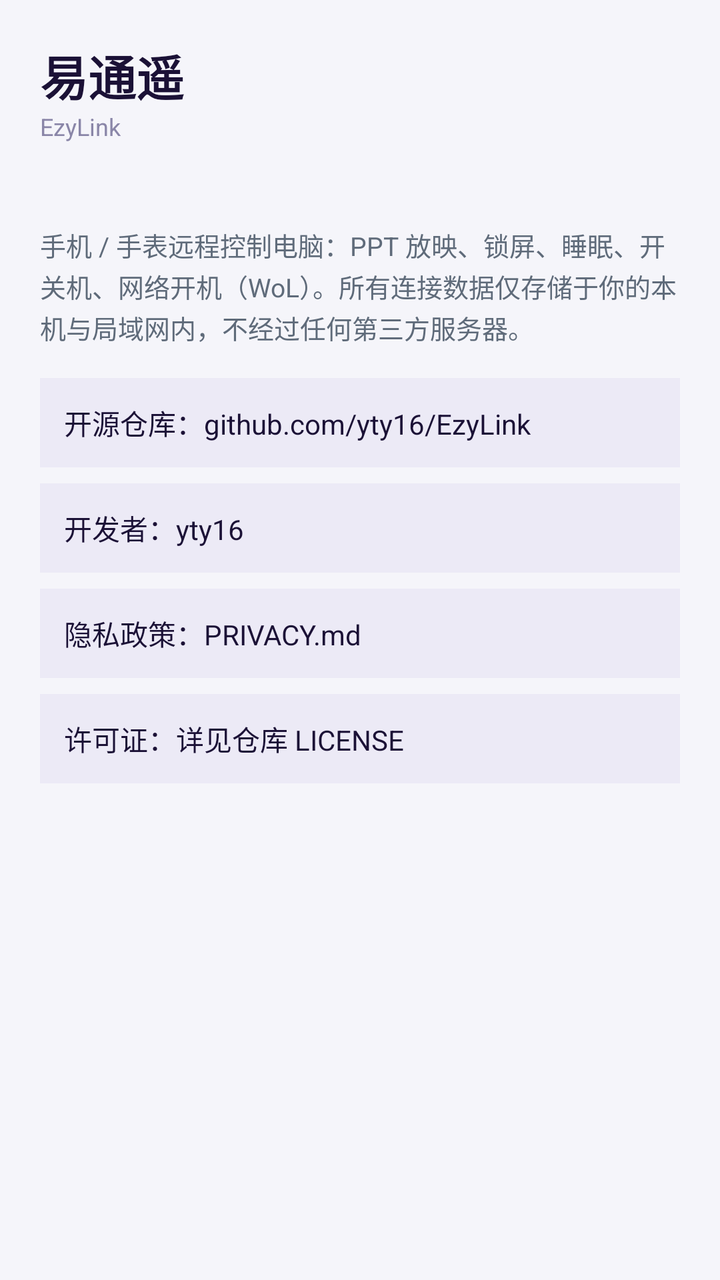
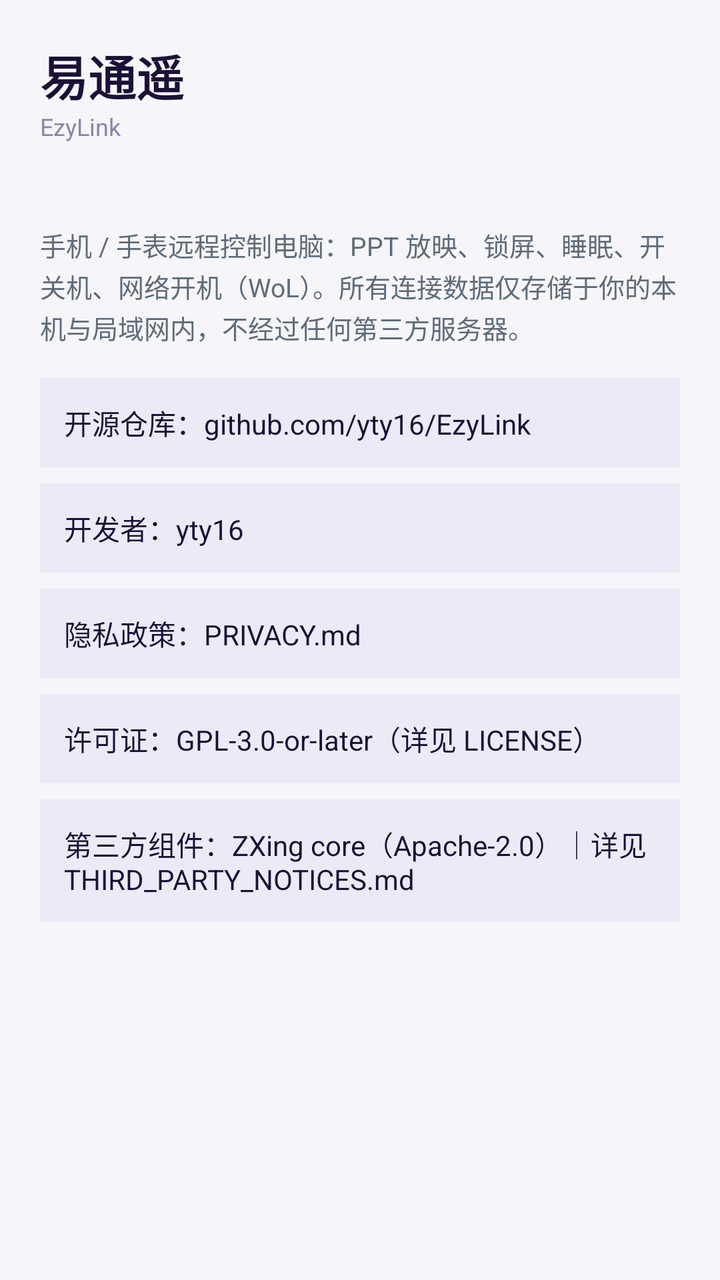

The first picture is an Android layout as it rendered before a commit; the second is the same layout after the commit. The layout source and the unified diff follow.
<!-- AndroidManifest.xml: application theme AppTheme -->
<!-- res/layout/activity_about.xml -->
﻿<?xml version="1.0" encoding="utf-8"?>
<ScrollView xmlns:android="http://schemas.android.com/apk/res/android"
    android:id="@+id/scroll" android:layout_width="match_parent" android:layout_height="match_parent">
    <LinearLayout android:orientation="vertical" android:padding="20dp"
        android:layout_width="match_parent" android:layout_height="wrap_content">
        <TextView android:text="@string/app_name" android:textSize="24sp"
            android:textStyle="bold" android:textColor="@color/fg"
            android:layout_width="match_parent" android:layout_height="wrap_content"/>
        <TextView android:text="@string/app_name_en" android:textSize="12sp"
            android:textColor="@color/fg_dim" android:layout_marginBottom="12dp"
            android:layout_width="match_parent" android:layout_height="wrap_content"/>
        <TextView android:id="@+id/aboutVersion" android:text="" android:textSize="13sp"
            android:textColor="@color/accent" android:layout_marginBottom="12dp"
            android:layout_width="match_parent" android:layout_height="wrap_content"/>
        <TextView android:text="@string/about_desc" android:textSize="13sp"
            android:textColor="@color/fg_muted" android:lineSpacingExtra="2dp" android:layout_marginBottom="16dp"
            android:layout_width="match_parent" android:layout_height="wrap_content"/>
        <TextView android:id="@+id/aboutRepo" android:text="@string/about_repo"
            android:textSize="14sp" android:textColor="@color/fg" android:background="@color/surface_alt"
            android:padding="12dp" android:layout_marginBottom="8dp" android:clickable="true"
            android:focusable="true" android:layout_width="match_parent" android:layout_height="wrap_content"/>
        <TextView android:id="@+id/aboutDeveloper" android:text="@string/about_developer"
            android:textSize="14sp" android:textColor="@color/fg" android:background="@color/surface_alt"
            android:padding="12dp" android:layout_marginBottom="8dp" android:clickable="true"
            android:focusable="true" android:layout_width="match_parent" android:layout_height="wrap_content"/>
        <TextView android:id="@+id/aboutPrivacy" android:text="@string/about_privacy"
            android:textSize="14sp" android:textColor="@color/fg" android:background="@color/surface_alt"
            android:padding="12dp" android:layout_marginBottom="8dp" android:clickable="true"
            android:focusable="true" android:layout_width="match_parent" android:layout_height="wrap_content"/>
        <TextView android:id="@+id/aboutLicense" android:text="@string/about_license"
            android:textSize="14sp" android:textColor="@color/fg" android:background="@color/surface_alt"
            android:padding="12dp" android:layout_width="match_parent" android:layout_height="wrap_content"/>
    </LinearLayout>
</ScrollView>
<!-- resources referenced by this layout -->
<resources>
  <color name="accent">#0a8a8f</color>
  <color name="fg">#1b1136</color>
  <color name="fg_dim">#8a86a8</color>
  <color name="fg_muted">#5f6b7a</color>
  <color name="surface_alt">#eceaf6</color>
  <string name="about_desc">手机 / 手表远程控制电脑：PPT 放映、锁屏、睡眠、开关机、网络开机（WoL）。所有连接数据仅存储于你的本机与局域网内，不经过任何第三方服务器。</string>
  <string name="about_developer">开发者：yty16</string>
  <string name="about_license">许可证：详见仓库 LICENSE</string>
  <string name="about_privacy">隐私政策：PRIVACY.md</string>
  <string name="about_repo">开源仓库：github.com/yty16/EzyLink</string>
  <string name="app_name">易通遥</string>
  <string name="app_name_en">EzyLink</string>
  <style name="AppTheme" parent="@android:style/Theme.Material.NoActionBar">
          <item name="android:windowBackground">@color/bg</item>
      </style>
  <color name="bg">#f5f5fa</color>
</resources>

<!-- the commit's change to res/layout/activity_about.xml (unified diff, before → after) -->
@@ -29,6 +29,11 @@
             android:focusable="true" android:layout_width="match_parent" android:layout_height="wrap_content"/>
         <TextView android:id="@+id/aboutLicense" android:text="@string/about_license"
             android:textSize="14sp" android:textColor="@color/fg" android:background="@color/surface_alt"
-            android:padding="12dp" android:layout_width="match_parent" android:layout_height="wrap_content"/>
+            android:padding="12dp" android:layout_marginBottom="8dp"
+            android:layout_width="match_parent" android:layout_height="wrap_content"/>
+        <TextView android:id="@+id/aboutThirdParty" android:text="@string/about_third_party"
+            android:textSize="14sp" android:textColor="@color/fg" android:background="@color/surface_alt"
+            android:padding="12dp" android:clickable="true" android:focusable="true"
+            android:layout_width="match_parent" android:layout_height="wrap_content"/>
     </LinearLayout>
 </ScrollView>
<!-- resource entries referenced after the edit -->
@@ -7,9 +7,10 @@
   <color name="surface_alt">#eceaf6</color>
   <string name="about_desc">手机 / 手表远程控制电脑：PPT 放映、锁屏、睡眠、开关机、网络开机（WoL）。所有连接数据仅存储于你的本机与局域网内，不经过任何第三方服务器。</string>
   <string name="about_developer">开发者：yty16</string>
-  <string name="about_license">许可证：详见仓库 LICENSE</string>
+  <string name="about_license">许可证：GPL-3.0-or-later（详见 LICENSE）</string>
   <string name="about_privacy">隐私政策：PRIVACY.md</string>
   <string name="about_repo">开源仓库：github.com/yty16/EzyLink</string>
+  <string name="about_third_party">第三方组件：ZXing core（Apache-2.0）｜详见 THIRD_PARTY_NOTICES.md</string>
   <string name="app_name">易通遥</string>
   <string name="app_name_en">EzyLink</string>
   <style name="AppTheme" parent="@android:style/Theme.Material.NoActionBar">
